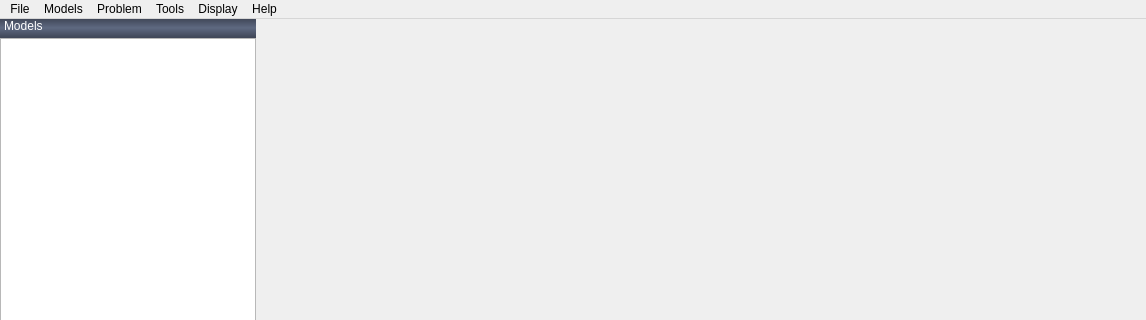
This is OMOptim/GUI/MainWindow.ui in lmoresco/OpenModelica as Qt 5 draws it before an edit; both pictures show x 0 to 1146 and y 0 to 320 of the 1146 by 842 pixel window. The edited form follows.
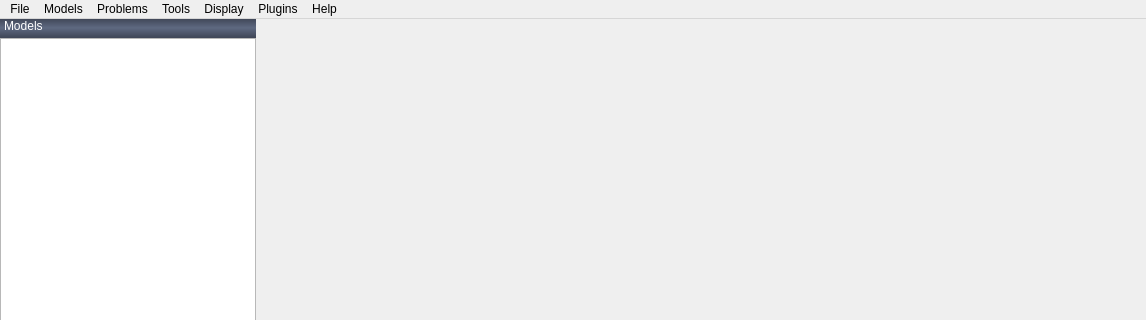
This is the edited form. Icons and pictures are not drawn.

Commit message: - major improvment : removed EI, added plugin functionnality (not documented yet)

What changed in the file:
```diff
--- a/OMOptim/GUI/MainWindow.ui
+++ b/OMOptim/GUI/MainWindow.ui
@@ -192,20 +192,6 @@
     <addaction name="actionClearRecent"/>
     <addaction name="actionQuit"/>
    </widget>
-   <widget class="QMenu" name="menuProblem">
-    <property name="title">
-     <string>Problem</string>
-    </property>
-    <widget class="QMenu" name="menuAddProblem">
-     <property name="title">
-      <string>Add problem</string>
-     </property>
-     <addaction name="actionNewOneSimulation"/>
-     <addaction name="actionNewOptimization"/>
-     <addaction name="actionNewProblemEI"/>
-    </widget>
-    <addaction name="menuAddProblem"/>
-   </widget>
    <widget class="QMenu" name="menuDisplay">
     <property name="title">
      <string>Display</string>
@@ -241,11 +227,23 @@
     <addaction name="actionAboutQt"/>
     <addaction name="actionHelp"/>
    </widget>
+   <widget class="QMenu" name="menuPlugins">
+    <property name="title">
+     <string>Plugins</string>
+    </property>
+    <addaction name="actionLoadPlugins"/>
+   </widget>
+   <widget class="QMenu" name="menuProblems">
+    <property name="title">
+     <string>Problems</string>
+    </property>
+   </widget>
    <addaction name="menuFile"/>
    <addaction name="menuModels"/>
-   <addaction name="menuProblem"/>
+   <addaction name="menuProblems"/>
    <addaction name="menuTools"/>
    <addaction name="menuDisplay"/>
+   <addaction name="menuPlugins"/>
    <addaction name="menuAbout"/>
   </widget>
   <widget class="QStatusBar" name="statusBar"/>
```
Left out of the diff: 9 changed lines with no effect on the pictures. The commit also changes 334 other files.
